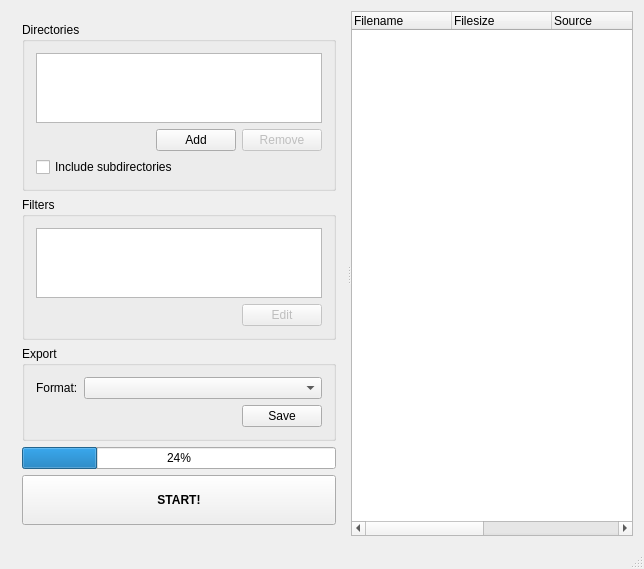
The window that src/wndMain.ui (arturo182/CodeStat) describes before a commit, drawn with Qt 5.
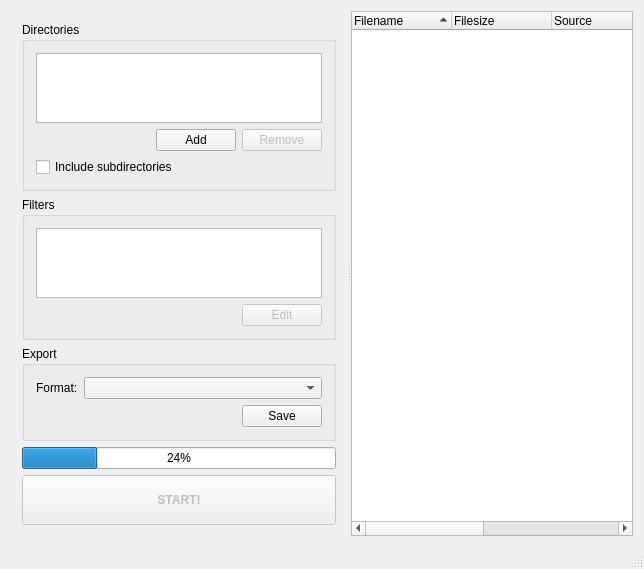
The same window after the commit.

The edit to the form file:
```diff
--- a/src/wndMain.ui
+++ b/src/wndMain.ui
@@ -7,7 +7,7 @@
     <x>0</x>
     <y>0</y>
     <width>644</width>
-    <height>435</height>
+    <height>516</height>
    </rect>
   </property>
   <property name="windowTitle">
@@ -20,7 +20,7 @@
       <property name="orientation">
        <enum>Qt::Horizontal</enum>
       </property>
-      <widget class="QWidget" name="">
+      <widget class="QWidget" name="layoutWidget">
        <layout class="QVBoxLayout" name="layVertical">
         <item>
          <widget class="QGroupBox" name="gbDirectories">
@@ -198,7 +198,10 @@
          </widget>
         </item>
         <item>
-         <widget class="QPushButton" name="pushButton">
+         <widget class="QPushButton" name="btnStart">
+          <property name="enabled">
+           <bool>false</bool>
+          </property>
           <property name="minimumSize">
            <size>
             <width>0</width>
@@ -232,6 +235,9 @@
        </layout>
       </widget>
       <widget class="QTreeWidget" name="twStats">
+       <property name="sortingEnabled">
+        <bool>true</bool>
+       </property>
        <column>
         <property name="text">
          <string>Filename</string>
```
Left out of the diff: 7 changed lines with no effect on the pictures.
